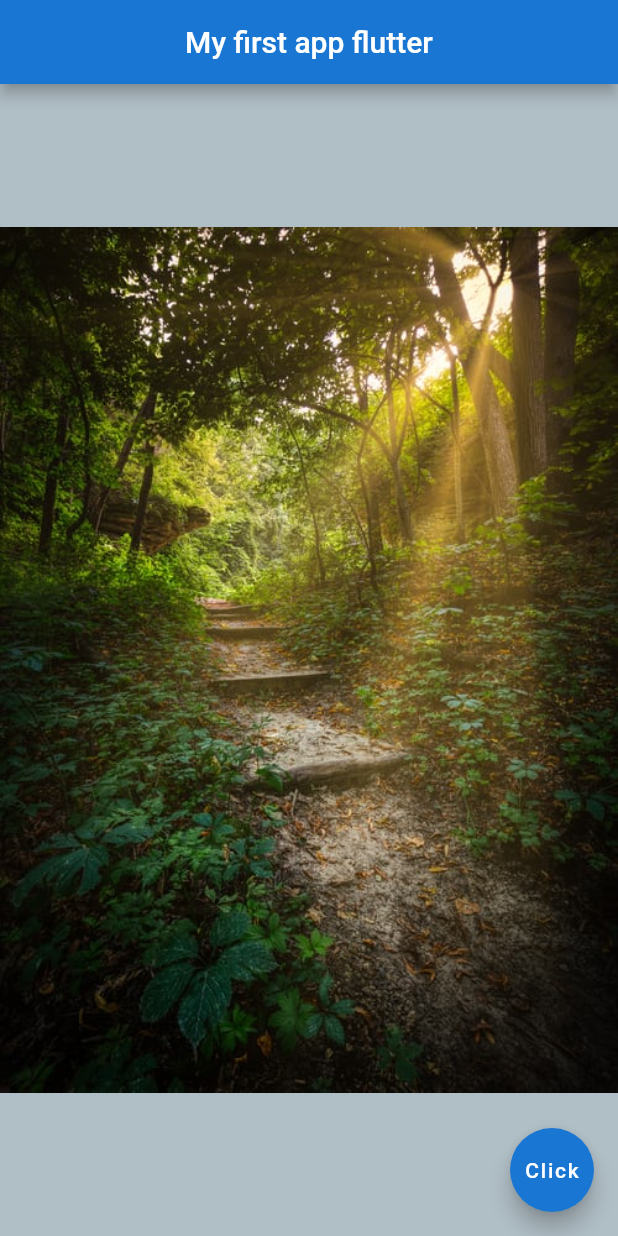
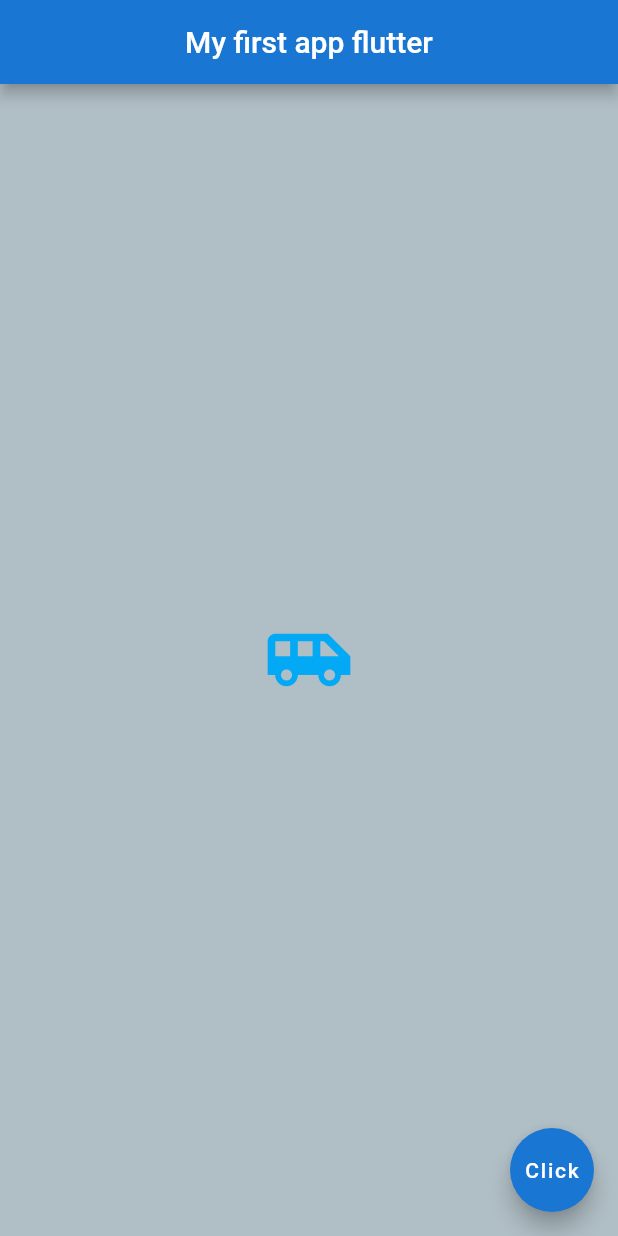
Before and after one commit to youzerssif/flutter_first_app, a Flutter app: the screen it shows after launch, on a phone screen of 412 x 824 dp. Run offline on Flutter 3.47's test engine with Material 2 defaults, Android fonts, the phone set to English and light mode, and no system bars.

Commit message:
adding icons

```diff
--- a/lib/main.dart
+++ b/lib/main.dart
@@ -23,8 +23,10 @@ class Home extends StatelessWidget {
         backgroundColor: Colors.blue[700],
       ),
       body: const Center(
-        child: Image(
-          image: AssetImage('assets/natural-5.jpg'),
+        child: Icon(
+          Icons.airport_shuttle,
+          color: Colors.lightBlue,
+          size: 60.0,
         ),
       ),
       floatingActionButton: FloatingActionButton(
```
Also changed, not shown: pubspec.lock (added).
